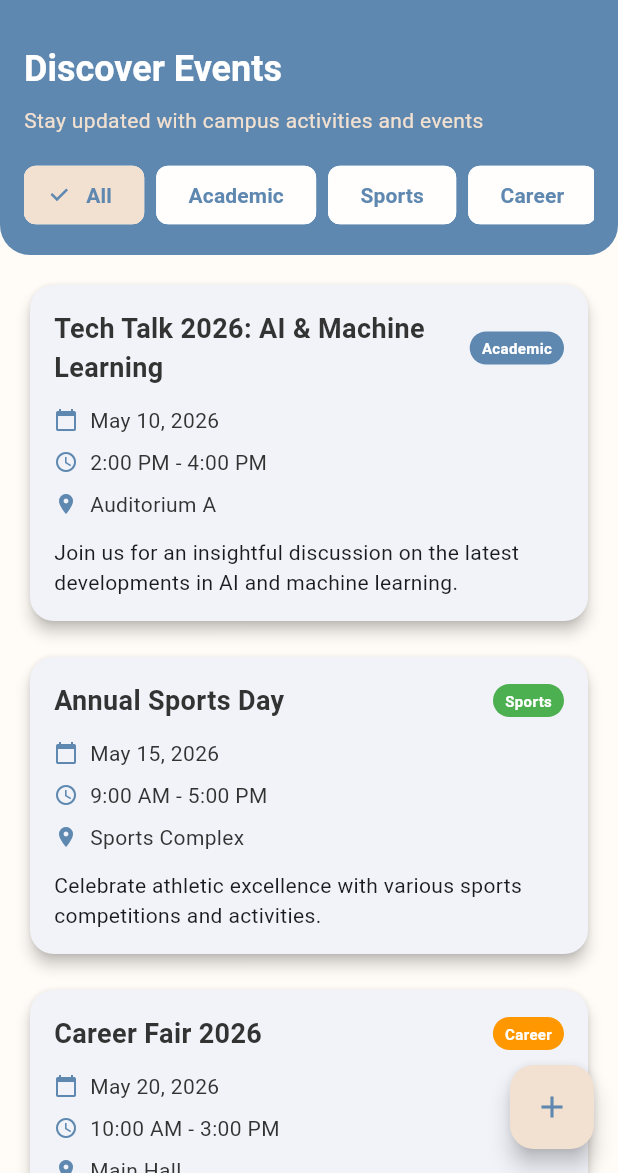
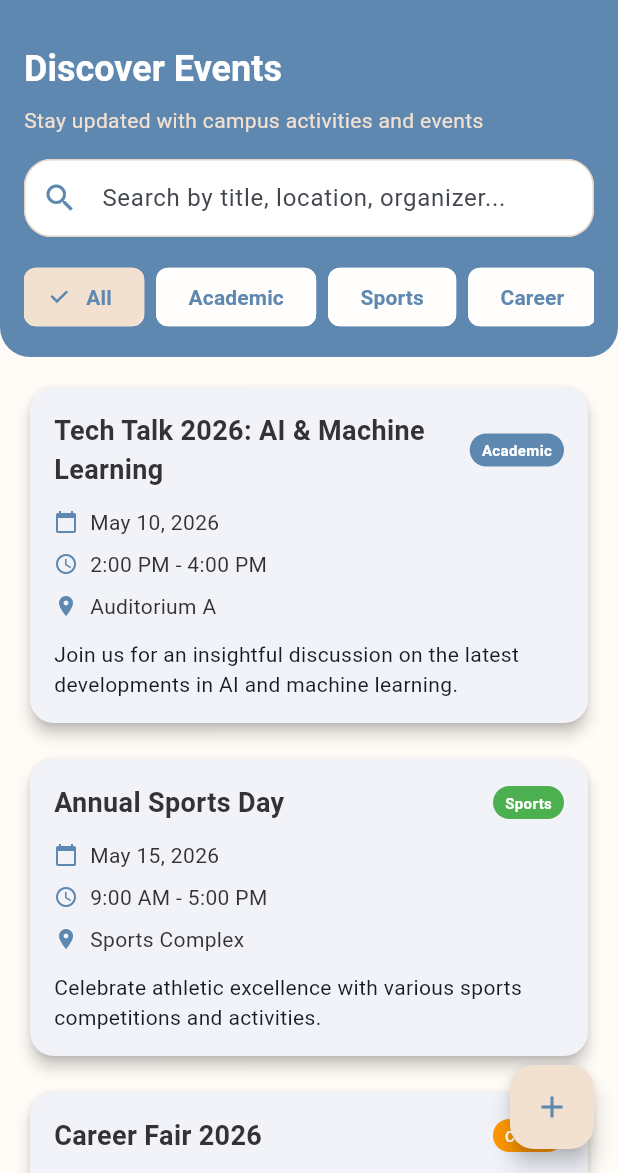
Before and after one commit to nigelberewere/campuseventsandtimetables, a Flutter app: the EventsPage screen opened by its route, on a phone screen of 412 x 824 dp, the part 63-1236 px from its top. Run offline on Flutter 3.47's test engine with Material 3 defaults, Android fonts, the phone set to English and light mode, and no system bars.

Commit message:
Made the search bar functional
Co-authored-by: Copilot <copilot@github.com>

```diff
--- a/lib/pages/events.dart
+++ b/lib/pages/events.dart
@@ -14,6 +14,8 @@ class EventsPage extends StatefulWidget {
 class _EventsPageState extends State<EventsPage> {
   String _selectedFilter = 'All';
   String _searchQuery = '';
+  final TextEditingController _searchController = TextEditingController();
+
   // Swapped filters to Categories so they work immediately with your dummy data!
   final List<String> _filters = [
     'All',
@@ -118,6 +120,12 @@ class _EventsPageState extends State<EventsPage> {
   }
 
   @override
+  void dispose() {
+    _searchController.dispose();
+    super.dispose();
+  }
+
+  @override
   Widget build(BuildContext context) {
     return Scaffold(
       appBar: AppBar(
@@ -170,6 +178,44 @@ class _EventsPageState extends State<EventsPage> {
                     context,
                   ).textTheme.bodyMedium?.copyWith(color: AppColors.amberSmoke),
                 ),
+                const SizedBox(height: 16),
+                TextField(
+                  controller: _searchController,
+                  onChanged: (value) {
+                    setState(() {
+                      _searchQuery = value;
+                    });
+                  },
+                  decoration: InputDecoration(
+                    hintText: 'Search by title, location, organizer...',
+                    prefixIcon: const Icon(Icons.search, color: AppColors.blueMirage),
+                    suffixIcon: _searchQuery.isNotEmpty
+                        ? IconButton(
+                            icon: const Icon(Icons.clear, color: AppColors.blueMirage),
+                            onPressed: () {
+                              setState(() {
+                                _searchQuery = '';
+                                _searchController.clear();
+                              });
+                            },
+                          )
+                        : null,
+                    filled: true,
+                    fillColor: AppColors.white,
+                    border: OutlineInputBorder(borderRadius: BorderRadius.circular(16)),
+                    contentPadding: const EdgeInsets.symmetric(horizontal: 16, vertical: 14),
+                  ),
+                ),
+                if (_searchQuery.isNotEmpty) ...[
+                  const SizedBox(height: 12),
+                  Text(
+                    'Showing ${_filteredEvents.length} result${_filteredEvents.length == 1 ? '' : 's'} for "$_searchQuery"',
+                    style: Theme.of(context).textTheme.bodySmall?.copyWith(
+                          color: AppColors.amberSmoke,
+                          fontWeight: FontWeight.w600,
+                        ),
+                  ),
+                ],
                 const SizedBox(height: 16),
                 SingleChildScrollView(
                   scrollDirection: Axis.horizontal,
@@ -228,7 +274,12 @@ class _EventsPageState extends State<EventsPage> {
                         ),
                         const SizedBox(height: 16),
                         Text(
-                          'No events found for $_selectedFilter',
+                          _searchQuery.isNotEmpty
+                              ? 'No events match "$_searchQuery"'
+                              : _selectedFilter != 'All'
+                                  ? 'No events found in $_selectedFilter'
+                                  : 'No available events found',
+                          textAlign: TextAlign.center,
                           style: const TextStyle(
                             fontSize: 18,
                             color: AppColors.darkGray,
```
